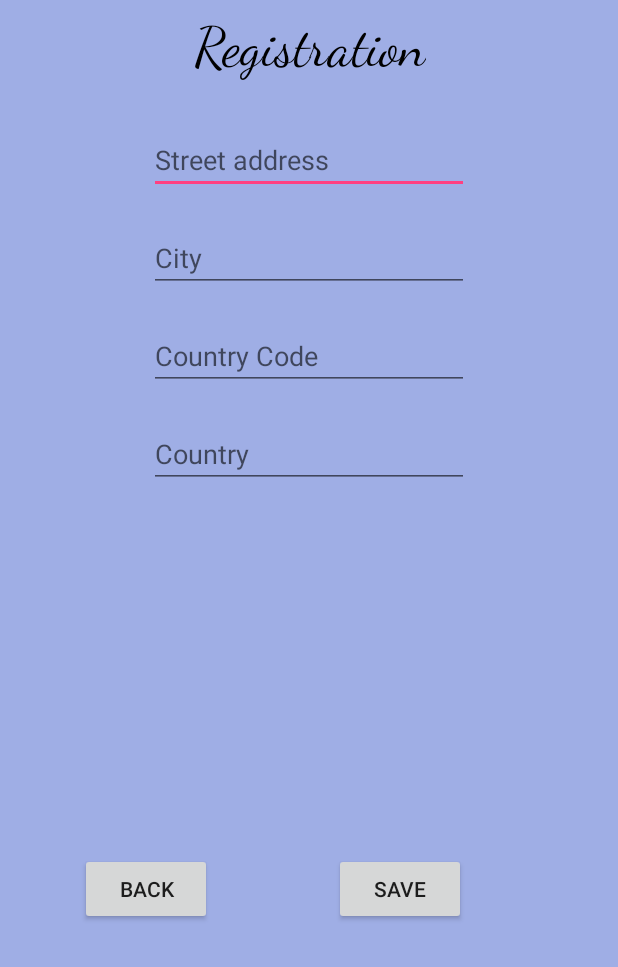
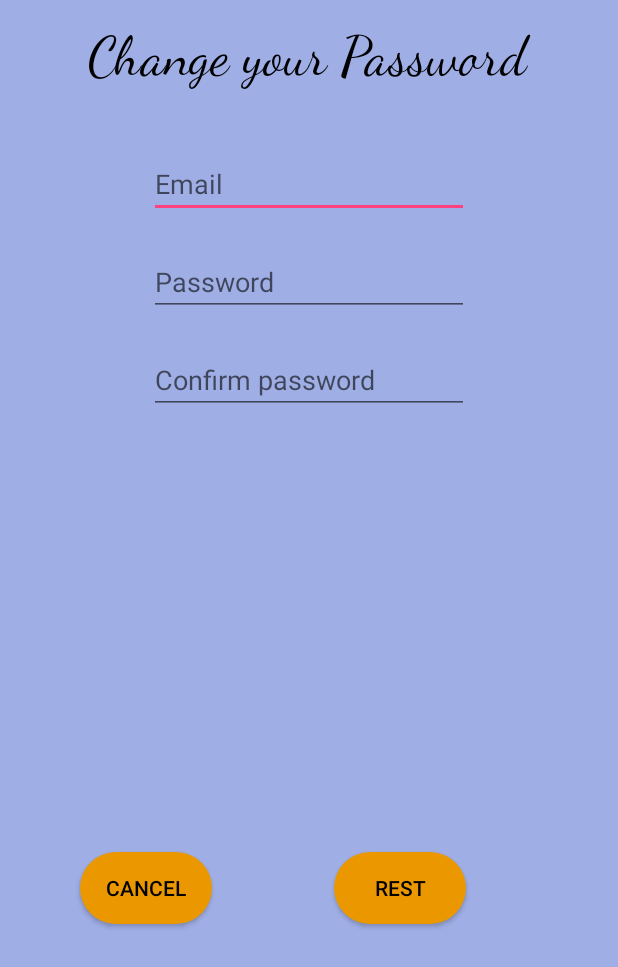
Before and after one commit to JDevs10/Shopping-Drive, an Android app: the layout activity_change_pwd.xml on its own in the app's theme, with its tools: preview values and no code run, on a phone screen of 412 x 824 dp. Shown: the top 967 px of the screen. Run offline under Robolectric (Android 15) with nearby library versions, the phone set to English and light mode, and no system bars.

Commit message:
---------- Shopping Drive ----------
- register layouts are done with corrections

```diff
--- a/app/app/build.gradle
+++ b/app/app/build.gradle
@@ -26,6 +26,7 @@ dependencies {
     testImplementation 'junit:junit:4.12'
     androidTestImplementation 'com.android.support.test:runner:1.0.2'
     androidTestImplementation 'com.android.support.test.espresso:espresso-core:3.0.2'
+    implementation 'com.android.support:recyclerview-v7:27.1.1'
 }
 
 apply plugin: 'com.google.gms.google-services'
--- a/app/app/src/main/AndroidManifest.xml
+++ b/app/app/src/main/AndroidManifest.xml
@@ -16,6 +16,8 @@
                 <category android:name="android.intent.category.LAUNCHER" />
             </intent-filter>
         </activity>
+        <activity android:name=".Register" />
+        <activity android:name=".ChangePWD" />
     </application>
 
 </manifest>
--- a/app/app/src/main/res/layout/layout_register_p2.xml
+++ b/app/app/src/main/res/layout/activity_change_pwd.xml
@@ -4,19 +4,20 @@
     xmlns:tools="http://schemas.android.com/tools"
     android:layout_width="match_parent"
     android:layout_height="match_parent"
+    tools:context=".ChangePWD"
     android:background="@color/color_background">
 
     <TextView
-        android:id="@+id/textView_register"
-        android:layout_width="wrap_content"
+        android:id="@+id/textView_change_pwd_changePWD_title"
+        android:layout_width="295dp"
         android:layout_height="wrap_content"
-        android:layout_marginEnd="114dp"
-        android:layout_marginLeft="115dp"
-        android:layout_marginRight="114dp"
-        android:layout_marginStart="115dp"
-        android:layout_marginTop="10dp"
-        android:text="@string/registration"
-        android:textColor="@android:color/background_dark"
+        android:layout_marginEnd="18dp"
+        android:layout_marginLeft="18dp"
+        android:layout_marginRight="18dp"
+        android:layout_marginStart="18dp"
+        android:layout_marginTop="16dp"
+        android:text="Change your Password"
+        android:textColor="@color/color_dark"
         android:textSize="36sp"
         app:fontFamily="cursive"
         app:layout_constraintEnd_toEndOf="parent"
@@ -24,23 +25,24 @@
         app:layout_constraintTop_toTopOf="parent" />
 
     <EditText
-        android:id="@+id/editText_street_address"
+        android:id="@+id/editText_change_pwd_email"
         android:layout_width="wrap_content"
         android:layout_height="wrap_content"
         android:layout_marginEnd="54dp"
         android:layout_marginLeft="53dp"
         android:layout_marginRight="54dp"
         android:layout_marginStart="53dp"
-        android:layout_marginTop="30dp"
+        android:layout_marginTop="40dp"
         android:ems="10"
-        android:hint="@string/street_address"
-        android:inputType="textPersonName"
+        android:hint="@string/email"
+        android:inputType="textEmailAddress"
+        android:textColor="@color/color_dark"
         app:layout_constraintEnd_toEndOf="parent"
         app:layout_constraintStart_toStartOf="parent"
-        app:layout_constraintTop_toBottomOf="@+id/textView_register" />
+        app:layout_constraintTop_toBottomOf="@+id/textView_change_pwd_changePWD_title" />
 
     <EditText
-        android:id="@+id/editText_city_address"
+        android:id="@+id/editText_change_pwd_pwd"
         android:layout_width="wrap_content"
         android:layout_height="wrap_content"
         android:layout_marginEnd="54dp"
@@ -49,14 +51,15 @@
         android:layout_marginStart="53dp"
         android:layout_marginTop="20dp"
         android:ems="10"
-        android:hint="@string/city"
-        android:inputType="textPersonName"
+        android:hint="@string/password"
+        android:inputType="textPassword"
+        android:textColor="@color/color_dark"
         app:layout_constraintEnd_toEndOf="parent"
         app:layout_constraintStart_toStartOf="parent"
-        app:layout_constraintTop_toBottomOf="@+id/editText_street_address" />
+        app:layout_constraintTop_toBottomOf="@+id/editText_change_pwd_email" />
 
     <EditText
-        android:id="@+id/editText_country_code_address"
+        android:id="@+id/editText_change_pwd_cPWD"
         android:layout_width="wrap_content"
         android:layout_height="wrap_content"
         android:layout_marginEnd="54dp"
@@ -65,30 +68,15 @@
         android:layout_marginStart="53dp"
         android:layout_marginTop="20dp"
         android:ems="10"
-        android:hint="@string/country_code"
-        android:inputType="textPersonName"
+        android:hint="@string/confirm_password"
+        android:inputType="textPassword"
+        android:textColor="@color/color_dark"
         app:layout_constraintEnd_toEndOf="parent"
         app:layout_constraintStart_toStartOf="parent"
-        app:layout_constraintTop_toBottomOf="@+id/editText_city_address" />
-
-    <EditText
-        android:id="@+id/editText_country_address"
-        android:layout_width="wrap_content"
-        android:layout_height="wrap_content"
-        android:layout_marginEnd="54dp"
-        android:layout_marginLeft="53dp"
-        android:layout_marginRight="54dp"
-        android:layout_marginStart="53dp"
-        android:layout_marginTop="20dp"
-        android:ems="10"
-        android:hint="@string/country"
-        android:inputType="textPersonName"
-        app:layout_constraintEnd_toEndOf="parent"
-        app:layout_constraintStart_toStartOf="parent"
-        app:layout_constraintTop_toBottomOf="@+id/editText_country_code_address" />
+        app:layout_constraintTop_toBottomOf="@+id/editText_change_pwd_pwd" />
 
     <Button
-        android:id="@+id/button_save"
+        android:id="@+id/button_change_pwd_rest"
         android:layout_width="wrap_content"
         android:layout_height="wrap_content"
         android:layout_marginBottom="20dp"
@@ -96,25 +84,27 @@
         android:layout_marginLeft="35dp"
         android:layout_marginRight="56dp"
         android:layout_marginStart="35dp"
-        android:layout_marginTop="55dp"
-        android:text="@string/save"
+        android:layout_marginTop="104dp"
+        android:background="@drawable/round_edge_button"
+        android:text="Rest"
+        android:textColor="@color/color_dark"
         app:layout_constraintBottom_toBottomOf="parent"
         app:layout_constraintEnd_toEndOf="parent"
-        app:layout_constraintStart_toEndOf="@+id/button_back_regist1"
-        app:layout_constraintTop_toBottomOf="@+id/editText_country_address" />
+        app:layout_constraintStart_toEndOf="@+id/button_change_pwd_cancel"
+        app:layout_constraintTop_toBottomOf="@+id/editText_change_pwd_cPWD" />
 
     <Button
-        android:id="@+id/button_back_regist1"
+        android:id="@+id/button_change_pwd_cancel"
         android:layout_width="wrap_content"
         android:layout_height="wrap_content"
         android:layout_marginBottom="20dp"
         android:layout_marginLeft="53dp"
         android:layout_marginStart="53dp"
-        android:layout_marginTop="55dp"
-        android:text="@string/back"
+        android:layout_marginTop="104dp"
+        android:background="@drawable/round_edge_button"
+        android:text="Cancel"
+        android:textColor="@color/color_dark"
         app:layout_constraintBottom_toBottomOf="parent"
         app:layout_constraintStart_toStartOf="parent"
-        app:layout_constraintTop_toBottomOf="@+id/editText_country_address" />
-
-
+        app:layout_constraintTop_toBottomOf="@+id/editText_change_pwd_cPWD" />
 </android.support.constraint.ConstraintLayout>
--- a/app/app/src/main/res/layout/layout_register_p1.xml
+++ b/app/app/src/main/res/layout/activity_register_p1.xml
@@ -131,6 +131,7 @@
         android:layout_marginEnd="68dp"
         android:layout_marginRight="68dp"
         android:layout_marginTop="14dp"
+        android:background="@drawable/round_edge_button"
         android:text="@string/next"
         app:layout_constraintBottom_toBottomOf="parent"
         app:layout_constraintEnd_toEndOf="parent"
@@ -144,6 +145,7 @@
         android:layout_marginLeft="40dp"
         android:layout_marginStart="40dp"
         android:layout_marginTop="14dp"
+        android:background="@drawable/round_edge_button"
         android:text="@string/back"
         app:layout_constraintBottom_toBottomOf="parent"
         app:layout_constraintStart_toStartOf="parent"
```
Also changed, not shown: app/app/src/main/java/com/example/j_lds/shoppingdrive/ChangePWD.java (added, +52 -0 lines), app/app/src/main/java/com/example/j_lds/shoppingdrive/Login.java (+22 -98 lines), app/app/src/main/java/com/example/j_lds/shoppingdrive/Register.java (added, +119 -0 lines), app/app/src/main/res/layout/activity_register_p2.xml (added, +122 -0 lines).
